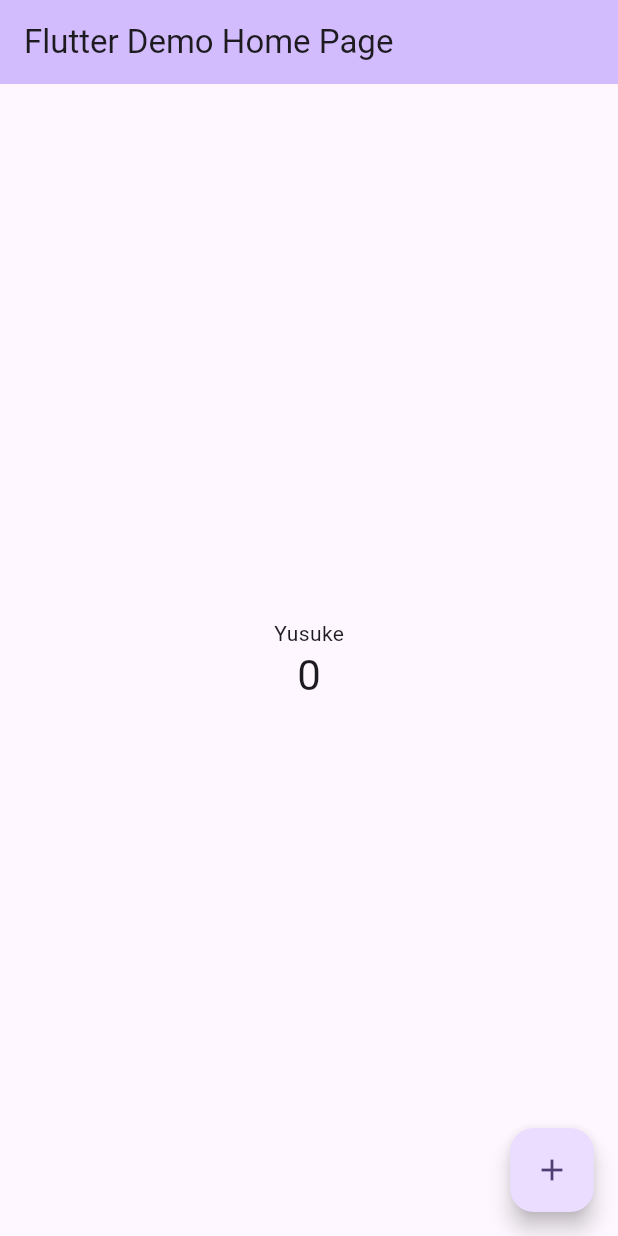
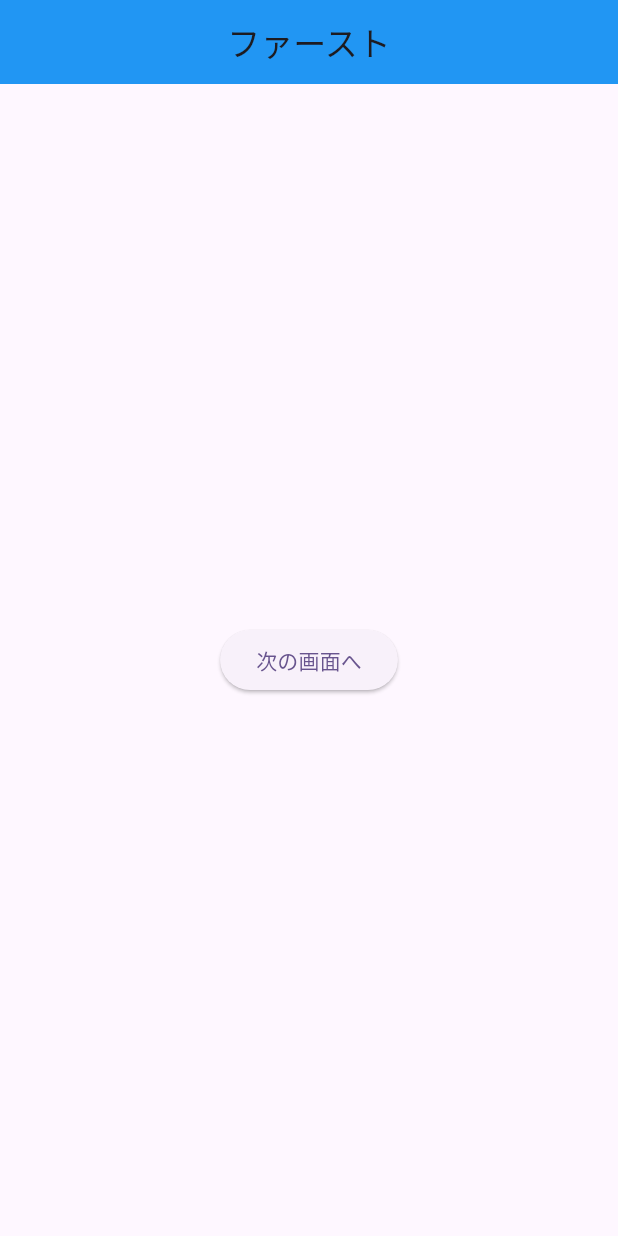
Before and after one commit to YusukeDonjo/test_1204, a Flutter app: the screen it shows after launch, on a phone screen of 412 x 824 dp. Run offline on Flutter 3.47's test engine with Material 3 defaults, Android fonts, the phone set to English and light mode, and no system bars.

```diff
--- /dev/null
+++ b/lib/first_page.dart
@@ -0,0 +1,34 @@
+
+import 'package:flutter/material.dart';
+import 'package:test_1204/second_page.dart';
+
+class FirstPage extends StatelessWidget {
+  const FirstPage({super.key});
+
+  @override
+  Widget build(BuildContext context) {
+    return Scaffold(
+      appBar: AppBar(
+        backgroundColor: Colors.blue,
+        title: const Text(
+            'ファースト'
+        ),
+        centerTitle: true,
+      ),
+      body: Center(
+        child: ElevatedButton(
+          onPressed: () {
+            //ボタンを押した時に呼ばれるコードを書く
+            Navigator.push(
+              context,
+              MaterialPageRoute(builder: (context) => SecondPage(),
+                fullscreenDialog: true,
+              ),
+            );
+          },
+          child: const Text('次の画面へ'),
+        ),
+      ),
+    );
+  }
+}
--- a/lib/main.dart
+++ b/lib/main.dart
@@ -1,4 +1,6 @@
 import 'package:flutter/material.dart';
+
+import 'first_page.dart';
 
 void main() {
   runApp(const MyApp());
@@ -13,100 +15,10 @@ class MyApp extends StatelessWidget {
     return MaterialApp(
       title: 'Flutter Demo',
       theme: ThemeData(
-        // This is the theme of your application.
-        //
-        // TRY THIS: Try running your application with "flutter run". You'll see
-        // the application has a purple toolbar. Then, without quitting the app,
-        // try changing the seedColor in the colorScheme below to Colors.green
-        // and then invoke "hot reload" (save your changes or press the "hot
-        // reload" button in a Flutter-supported IDE, or press "r" if you used
-        // the command line to start the app).
-        //
-        // Notice that the counter didn't reset back to zero; the application
-        // state is not lost during the reload. To reset the state, use hot
-        // restart instead.
-        //
-        // This works for code too, not just values: Most code changes can be
-        // tested with just a hot reload.
         colorScheme: ColorScheme.fromSeed(seedColor: Colors.deepPurple),
         useMaterial3: true,
       ),
-      home: const MyHomePage(title: 'Flutter Demo Home Page'),
+      home: FirstPage(),
     );
   }
 }
-
-class MyHomePage extends StatefulWidget {
-  const MyHomePage({super.key, required this.title});
-
-  // This widget is the home page of your application. It is stateful, meaning
-  // that it has a State object (defined below) that contains fields that affect
-  // how it looks.
-
-  // This class is the configuration for the state. It holds the values (in this
-  // case the title) provided by the parent (in this case the App widget) and
-  // used by the build method of the State. Fields in a Widget subclass are
-  // always marked "final".
-
-  final String title;
-
-  @override
-  State<MyHomePage> createState() => _MyHomePageState();
-}
-
-class _MyHomePageState extends State<MyHomePage> {
-  int _counter = 0;
-
-  void _incrementCounter() {
-    setState(() {
-      // This call to setState tells the Flutter framework that something has
-      // changed in this State, which causes it to rerun the build method below
-      // so that the display can reflect the updated values. If we changed
-      // _counter without calling setState(), then the build method would not be
-      // called again, and so nothing would appear to happen.
-      _counter++;
-    });
-  }
-
-  @override
-  Widget build(BuildContext context) {
-    // This method is rerun every time setState is called, for instance as done
-    // by the _incrementCounter method above.
-    //
-    // The Flutter framework has been optimized to make rerunning build methods
-    // fast, so that you can just rebuild anything that needs updating rather
-    // than having to individually change instances of widgets.
-    return Scaffold(
-      appBar: AppBar(
-        // TRY THIS: Try changing the color here to a specific color (to
-        // Colors.amber, perhaps?) and trigger a hot reload to see the AppBar
-        // change color while the other colors stay the same.
-        backgroundColor: Theme.of(context).colorScheme.inversePrimary,
-        // Here we take the value from the MyHomePage object that was created by
-        // the App.build method, and use it to set our appbar title.
-        title: Text(widget.title),
-      ),
-      body: Center(
-        // Center is a layout widget. It takes a single child and positions it
-        // in the middle of the parent.
-        child: Column(
-          mainAxisAlignment: MainAxisAlignment.center,
-          children: <Widget>[
-            const Text(
-              'Yusuke',
-            ),
-            Text(
-              '$_counter',
-              style: Theme.of(context).textTheme.headlineMedium,
-            ),
-          ],
-        ),
-      ),
-      floatingActionButton: FloatingActionButton(
-        onPressed: _incrementCounter,
-        tooltip: 'Increment',
-        child: const Icon(Icons.add),
-      ), // This trailing comma makes auto-formatting nicer for build methods.
-    );
-  }
-}
```
Also changed, not shown: lib/second_page.dart (added, +29 -0 lines).
